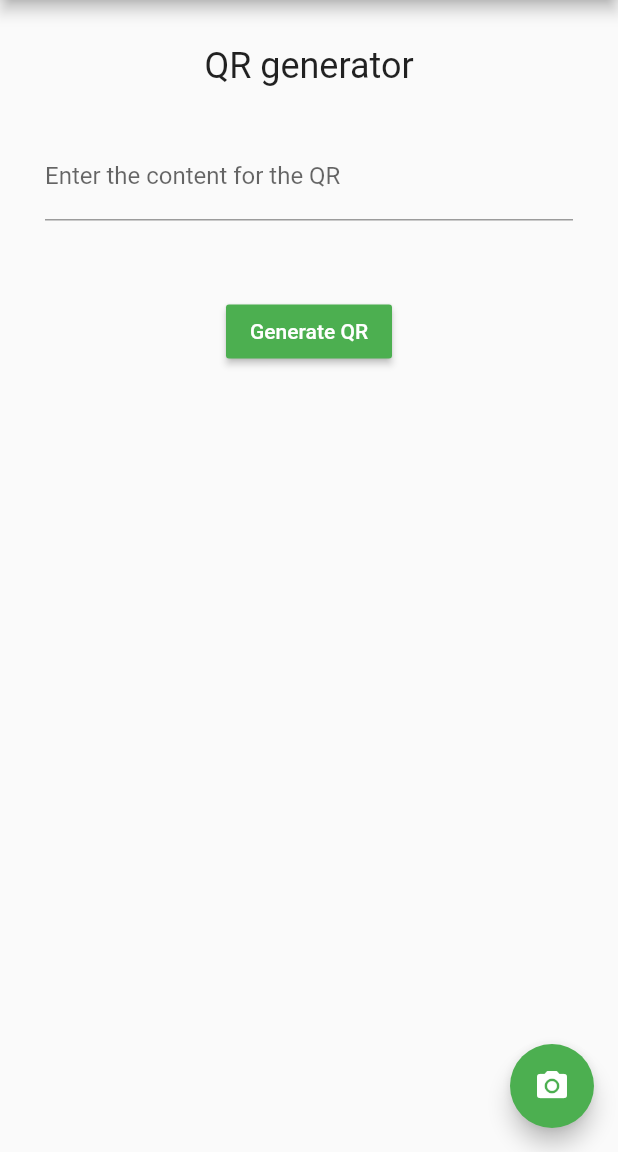
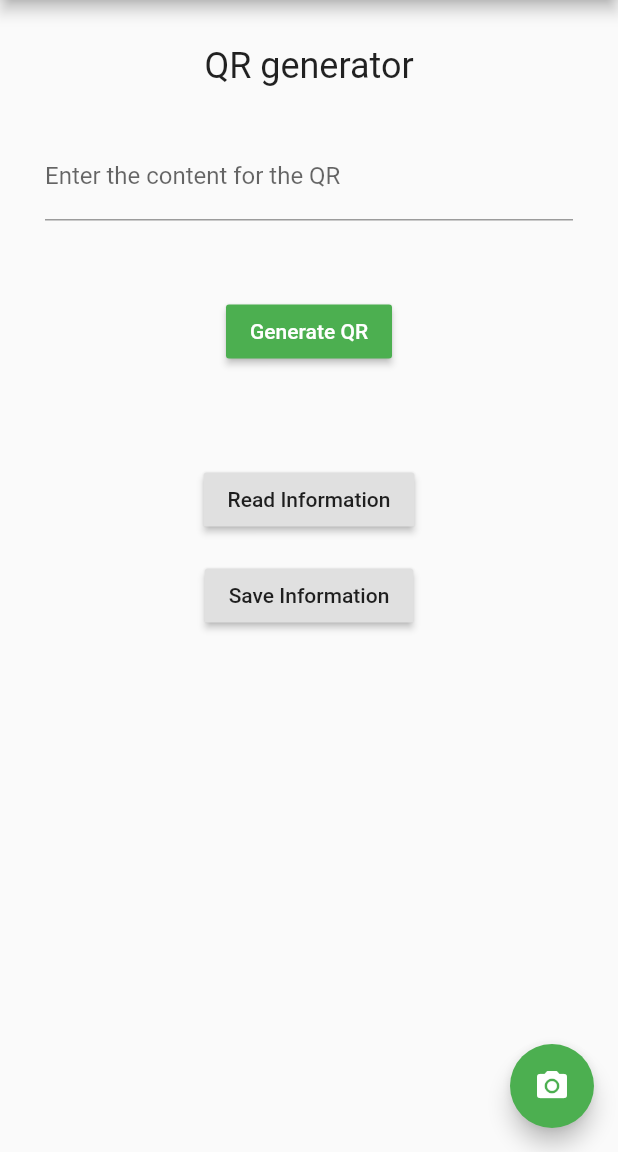
Before and after one commit to alejo18/QR.Sandbox, a Flutter app: the screen it shows after launch, on a phone screen of 412 x 824 dp, the part 84-1236 px from its top. Run offline on Flutter 3.47's test engine with Material 2 defaults, Android fonts, the phone set to English and light mode, and no system bars; our stand-ins replace qr_flutter, shared_preferences; missing offline and left inert: barcode_scan.

Commit message:
Using the local storage -Write content in the local storage, as a scanned QR code -Read the content saved in the local storage

```diff
--- a/lib/main.dart
+++ b/lib/main.dart
@@ -2,6 +2,8 @@ import 'package:flutter/material.dart';
 import 'package:flutter/services.dart';
 import 'package:qr_flutter/qr_flutter.dart';
 import 'package:barcode_scan/barcode_scan.dart';
+import 'package:shared_preferences/shared_preferences.dart';
+import 'dart:convert';
 import 'dart:async';
 
 void main() => runApp(MyApp());
@@ -52,18 +54,6 @@ class _MyHomePageState extends State<MyHomePage> {
   final contentController = TextEditingController();
 
   String _QRcode_Reader = "";
-  int _counter = 0;
-
-  void _incrementCounter() {
-    setState(() {
-      // This call to setState tells the Flutter framework that something has
-      // changed in this State, which causes it to rerun the build method below
-      // so that the display can reflect the updated values. If we changed
-      // _counter without calling setState(), then the build method would not be
-      // called again, and so nothing would appear to happen.
-      _counter++;
-    });
-  }
 
   void _generateQRcode() {
     showDialog(
@@ -91,6 +81,21 @@ class _MyHomePageState extends State<MyHomePage> {
         );
       },
     );
+  }
+
+  _read() async {
+    final prefs = await SharedPreferences.getInstance();
+    final key = 'content';
+    final value = prefs.getString(key) ?? 0;
+    print('read: $value');
+  }
+
+  _save() async {
+    final prefs = await SharedPreferences.getInstance();
+    final key = 'content';
+    final value = {"userName": 'name', "value": '321'};
+    prefs.setString(key, jsonEncode(value));
+    print('saved $value');
   }
 
   Future _scanQR() async {
@@ -181,6 +186,24 @@ class _MyHomePageState extends State<MyHomePage> {
                   )
               ),
             ),
+            Padding(
+              padding: const EdgeInsets.all(8.0),
+              child: RaisedButton(
+                child: Text('Read Information'),
+                onPressed: () {
+                  _read();
+                },
+              ),
+            ),
+            Padding(
+              padding: const EdgeInsets.all(8.0),
+              child: RaisedButton(
+                child: Text('Save Information'),
+                onPressed: () {
+                  _save();
+                },
+              ),
+            ),
           ],
         ),
       ),
--- a/pubspec.yaml
+++ b/pubspec.yaml
@@ -25,6 +25,7 @@ dependencies:
   cupertino_icons: ^0.1.2
   qr_flutter: ^2.0.0+51
   barcode_scan: ^1.0.0
+  shared_preferences: ^0.5.1+2
 
 dev_dependencies:
   flutter_test:
```
Also changed, not shown: pubspec.lock.
